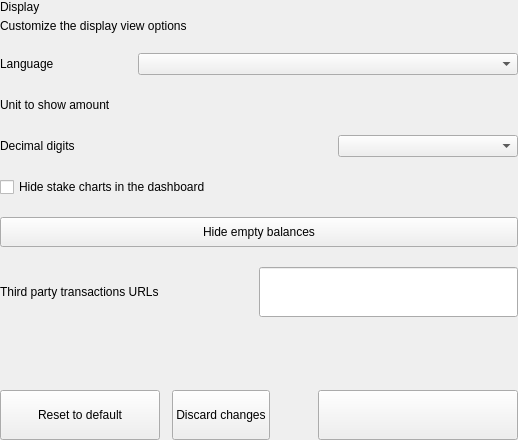
This is src/qt/pny/settings/forms/settingsdisplayoptionswidget.ui in decenomy/PNY as Qt 5 draws it before an edit. The edited form follows.
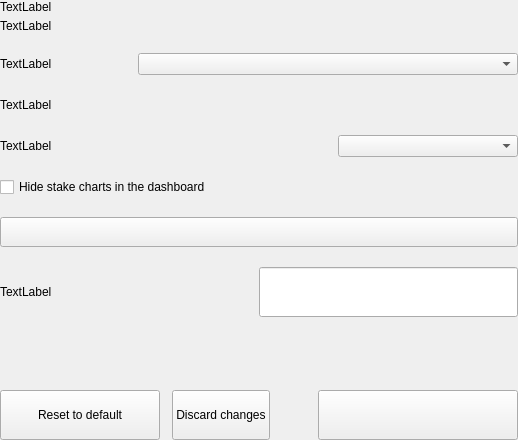
This is the edited form. Custom widgets are drawn as their Qt base class.

Diff of the .ui file:
```diff
--- a/src/qt/pny/settings/forms/settingsdisplayoptionswidget.ui
+++ b/src/qt/pny/settings/forms/settingsdisplayoptionswidget.ui
@@ -62,14 +62,14 @@
             <item>
              <widget class="QLabel" name="labelTitle">
               <property name="text">
-               <string>Display</string>
+               <string>TextLabel</string>
               </property>
              </widget>
             </item>
             <item>
              <widget class="QLabel" name="labelSubtitle1">
               <property name="text">
-               <string>Customize the display view options</string>
+               <string>TextLabel</string>
               </property>
               <property name="wordWrap">
                <bool>true</bool>
@@ -85,7 +85,7 @@
           <item>
            <widget class="QLabel" name="labelTitleLanguage">
             <property name="text">
-             <string>Language</string>
+             <string>TextLabel</string>
             </property>
            </widget>
           </item>
@@ -125,7 +125,7 @@
           <item>
            <widget class="QLabel" name="labelTitleUnit">
             <property name="text">
-             <string>Unit to show amount</string>
+             <string>TextLabel</string>
             </property>
            </widget>
           </item>
@@ -165,7 +165,7 @@
           <item>
            <widget class="QLabel" name="labelTitleDigits">
             <property name="text">
-             <string>Decimal digits</string>
+             <string>TextLabel</string>
             </property>
            </widget>
           </item>
@@ -223,7 +223,7 @@
            <enum>Qt::NoFocus</enum>
           </property>
           <property name="text">
-           <string>Hide empty balances</string>
+           <string/>
           </property>
           <property name="checkable">
            <bool>true</bool>
@@ -238,7 +238,7 @@
           <item>
            <widget class="QLabel" name="labelTitleUrl">
             <property name="text">
-             <string>Third party transactions URLs</string>
+             <string>TextLabel</string>
             </property>
            </widget>
           </item>
```
